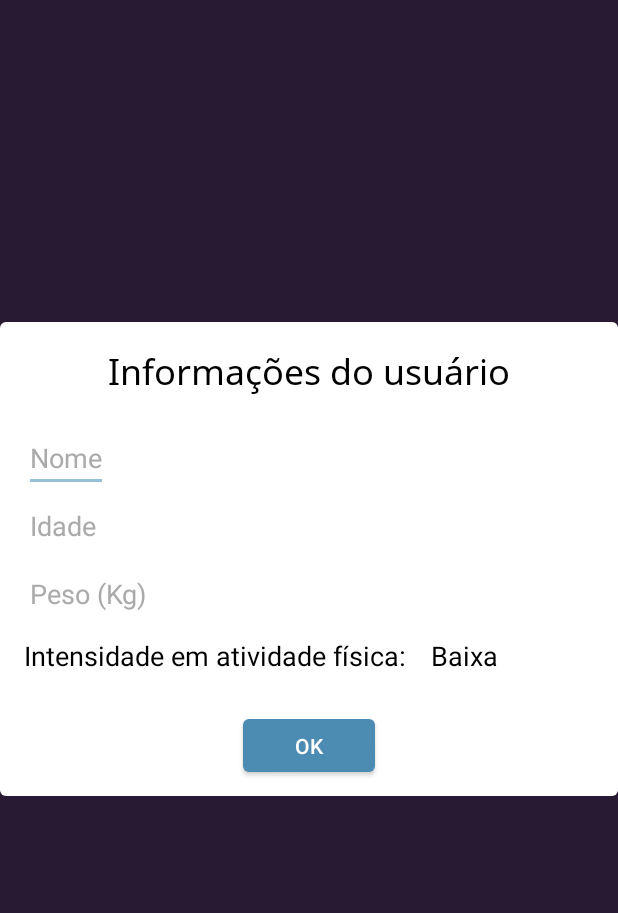
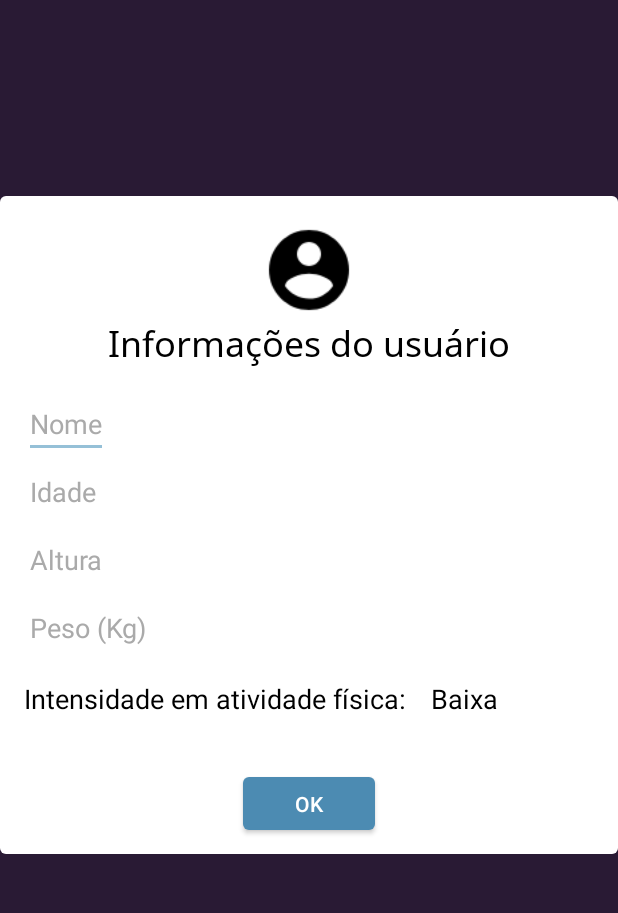
Before and after one commit to almeida1492/nutre, an Android app: the UserActivity screen opened directly, with no data from a screen before it, on a phone screen of 412 x 824 dp, the part 119-1032 px from its top. Run offline under Robolectric (Android 15) with nearby library versions, the phone set to English and light mode, and no system bars.

Commit message:
fix: adjust user activity layout

```diff
--- a/app/src/main/res/layout/activity_user.xml
+++ b/app/src/main/res/layout/activity_user.xml
@@ -19,34 +19,48 @@
     <android.support.constraint.ConstraintLayout
         android:layout_width="wrap_content"
         android:layout_height="wrap_content"
-        android:layout_margin="16dp"
-        app:layout_constraintTop_toBottomOf="@id/header"
+        android:layout_marginBottom="45dp"
+        android:layout_marginLeft="16dp"
+        android:layout_marginRight="16dp"
+        android:background="@drawable/white_round_rec"
+        app:layout_constraintBottom_toBottomOf="parent"
         app:layout_constraintLeft_toLeftOf="parent"
         app:layout_constraintRight_toRightOf="parent"
-        app:layout_constraintBottom_toBottomOf="parent"
-        android:background="@drawable/white_round_rec">
+        app:layout_constraintTop_toBottomOf="@id/header">
+
+        <ImageView
+            android:id="@+id/icon"
+            android:layout_width="64dp"
+            android:layout_height="64dp"
+            android:layout_marginTop="17dp"
+            android:src="@mipmap/baseline_account_circle_black_48"
+            app:layout_constraintLeft_toLeftOf="parent"
+            app:layout_constraintRight_toRightOf="parent"
+            app:layout_constraintTop_toTopOf="parent" />
 
         <TextView
             android:id="@+id/title"
             android:layout_width="wrap_content"
             android:layout_height="wrap_content"
+            android:layout_marginLeft="16dp"
+            android:layout_marginRight="16dp"
+            android:text="Informações do usuário"
+            android:textColor="@android:color/black"
+            android:textSize="24sp"
             app:layout_constraintLeft_toLeftOf="parent"
             app:layout_constraintRight_toRightOf="parent"
-            app:layout_constraintTop_toTopOf="parent"
-            android:textColor="@android:color/black"
-            android:padding="16dp"
-            android:textSize="24sp"
-            android:text="Informações do usuário"/>
+            app:layout_constraintTop_toBottomOf="@id/icon" />
 
         <EditText
             android:id="@+id/name"
             android:layout_width="wrap_content"
             android:layout_height="wrap_content"
             android:layout_marginLeft="16dp"
+            android:layout_marginTop="12dp"
             android:hint="Nome"
             android:textColorHint="@android:color/darker_gray"
             app:layout_constraintLeft_toLeftOf="parent"
-            app:layout_constraintTop_toBottomOf="@id/title"/>
+            app:layout_constraintTop_toBottomOf="@id/title" />
 
         <EditText
             android:id="@+id/age"
@@ -57,7 +71,17 @@
             android:inputType="number"
             android:textColorHint="@android:color/darker_gray"
             app:layout_constraintLeft_toLeftOf="parent"
-            app:layout_constraintTop_toBottomOf="@id/name"/>
+            app:layout_constraintTop_toBottomOf="@id/name" />
+
+        <EditText
+            android:id="@+id/height"
+            android:layout_width="wrap_content"
+            android:layout_height="wrap_content"
+            android:layout_marginLeft="16dp"
+            android:hint="Altura"
+            android:textColorHint="@android:color/darker_gray"
+            app:layout_constraintLeft_toLeftOf="parent"
+            app:layout_constraintTop_toBottomOf="@id/age" />
 
         <EditText
             android:id="@+id/weight"
@@ -68,42 +92,42 @@
             android:inputType="number"
             android:textColorHint="@android:color/darker_gray"
             app:layout_constraintLeft_toLeftOf="parent"
-            app:layout_constraintTop_toBottomOf="@id/age"/>
+            app:layout_constraintTop_toBottomOf="@id/height" />
 
         <TextView
             android:id="@+id/physical_activity_title"
             android:layout_width="wrap_content"
             android:layout_height="wrap_content"
+            android:layout_marginLeft="16dp"
+            android:layout_marginTop="12dp"
             android:text="Intensidade em atividade física: "
-            android:layout_marginTop="6dp"
-            android:layout_marginLeft="16dp"
+            android:textColor="@android:color/black"
             android:textSize="18sp"
             app:layout_constraintLeft_toLeftOf="parent"
-            android:textColor="@android:color/black"
-            app:layout_constraintTop_toBottomOf="@id/weight"/>
+            app:layout_constraintTop_toBottomOf="@id/weight" />
 
         <Spinner
             android:id="@+id/physical_activity"
             android:layout_width="wrap_content"
             android:layout_height="wrap_content"
             android:layout_marginLeft="12dp"
-            android:layout_marginTop="6dp"
+            android:layout_marginTop="12dp"
             app:layout_constraintLeft_toRightOf="@id/physical_activity_title"
-            app:layout_constraintTop_toBottomOf="@id/weight"/>
+            app:layout_constraintTop_toBottomOf="@id/weight" />
 
         <Button
             android:id="@+id/add_item"
             android:layout_width="wrap_content"
             android:layout_height="35dp"
-            android:layout_marginTop="30dp"
             android:layout_marginBottom="16dp"
+            android:layout_marginTop="40dp"
             android:background="@drawable/blue_round_rec"
             android:paddingLeft="9dp"
             android:paddingRight="9dp"
             android:text="OK"
+            app:layout_constraintBottom_toBottomOf="parent"
             app:layout_constraintLeft_toLeftOf="parent"
             app:layout_constraintRight_toRightOf="parent"
-            app:layout_constraintBottom_toBottomOf="parent"
             app:layout_constraintTop_toBottomOf="@id/physical_activity" />
 
     </android.support.constraint.ConstraintLayout>
```
Also changed, not shown: app/src/main/res/mipmap-hdpi/baseline_account_circle_black_48.png (added), app/src/main/res/mipmap-mdpi/baseline_account_circle_black_48.png (added), app/src/main/res/mipmap-xhdpi/baseline_account_circle_black_48.png (added), app/src/main/res/mipmap-xxhdpi/baseline_account_circle_black_48.png (added), app/src/main/res/mipmap-xxxhdpi/baseline_account_circle_black_48.png (added).
